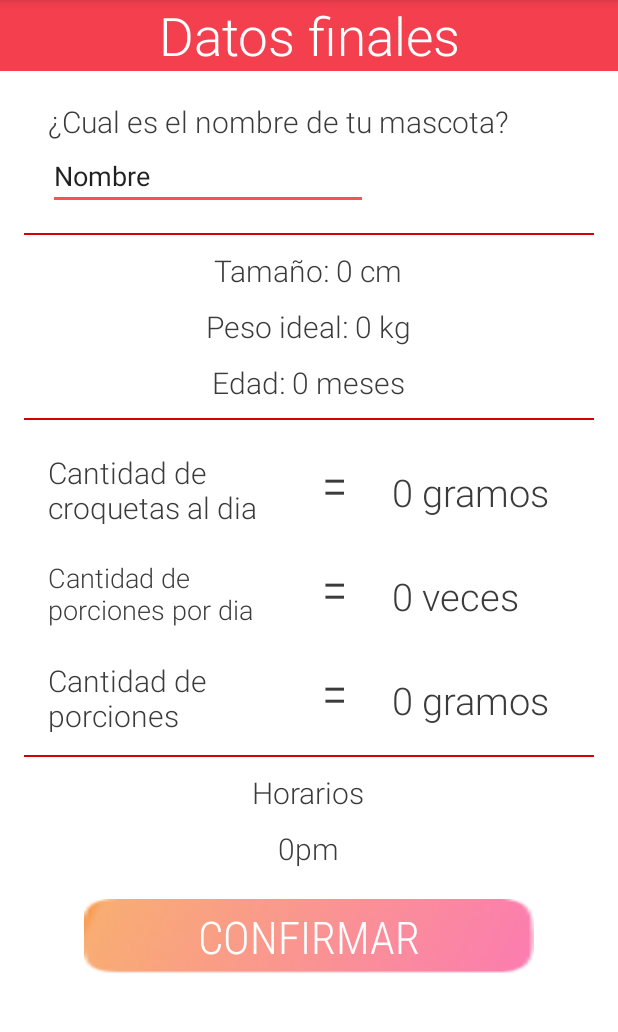
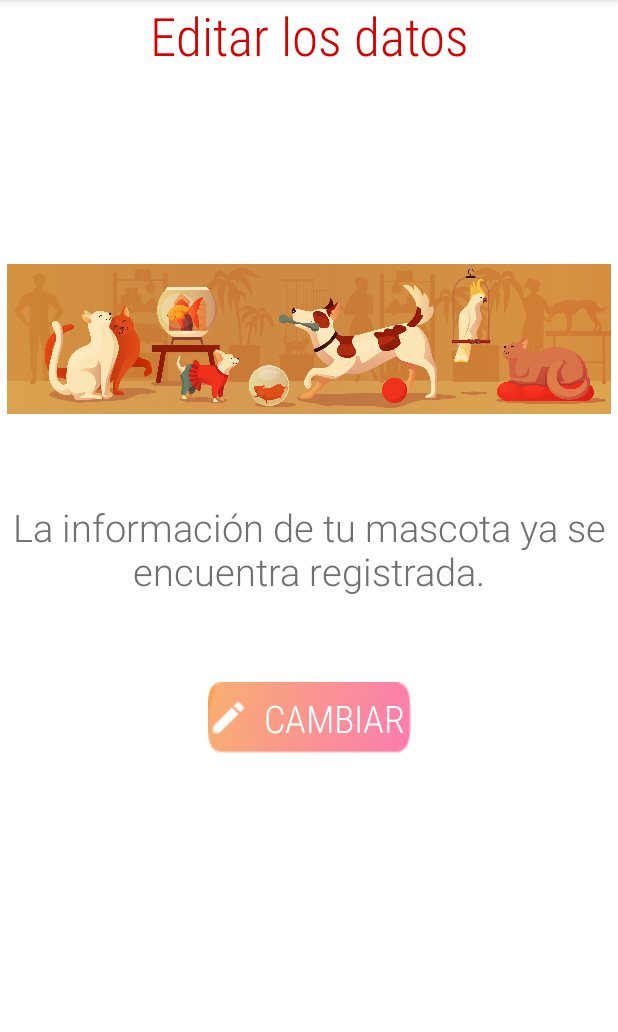
Before and after one commit to NEW10N/MySpender, an Android app: the fragment datosFinalesConfFragment shown on its own in the app's theme, after a tap on "CONFIRMAR", on a phone screen of 412 x 824 dp, the part 84-1116 px from its top. Run offline under Robolectric (Android 15) with nearby library versions, the phone set to English and light mode, and no system bars; 1 statement that could not run was skipped.

Commit message:
Bugs erradicados, home para empezar, bluetooth para cargar,editar configuracion

```diff
--- a/app/src/main/java/com/example/my_spender/SistemaDifusoAdulto.java
+++ b/app/src/main/java/com/example/my_spender/SistemaDifusoAdulto.java
@@ -452,6 +452,5 @@
             transaction.replace(R.id.conAdulto, fragment);
             transaction.commit();
         }
-
     }
 }
--- a/app/src/main/java/com/example/my_spender/ui/configuraciones/CantidadDespuesFragment.java
+++ b/app/src/main/java/com/example/my_spender/ui/configuraciones/CantidadDespuesFragment.java
@@ -6,7 +6,6 @@
 import android.view.ViewGroup;
 import android.widget.Button;
 import android.widget.TextView;
-import android.widget.Toast;
 
 import androidx.annotation.NonNull;
 import androidx.annotation.Nullable;
@@ -71,7 +70,7 @@
                 //Toast.makeText(getActivity(),"Going to Fragment")
                 btn.setY(-150);
                 //((ViewGroup)shora.getParent()).removeView(shora);
-                datosFinalesConfActivity fragment = new datosFinalesConfActivity();
+                datosFinalesConfFragment fragment = new datosFinalesConfFragment();
 
                 //Se crea un paquete donde se almacena el dato de croquetas
                 Bundle info = new Bundle();
@@ -94,6 +93,7 @@
                 transaction.commit();
                 //getActivity().getSupportFragmentManager().beginTransaction().replace(R.id.Cantidadtt, fragment).commit();
                 //getActivity().getSupportFragmentManager().beginTransaction()
+                btn.setVisibility(View.GONE);
             }
         });
     }
--- a/app/src/main/java/com/example/my_spender/ui/configuraciones/CantidadttFragment.java
+++ b/app/src/main/java/com/example/my_spender/ui/configuraciones/CantidadttFragment.java
@@ -71,6 +71,7 @@
                 FragmentTransaction transaction = getActivity().getSupportFragmentManager().beginTransaction();
                 transaction.replace(R.id.Cantidadtt, fragment);
                 transaction.commit();
+                shora.setVisibility(View.GONE);
             }
         });
         return view;
--- /dev/null
+++ b/app/src/main/java/com/example/my_spender/ui/configuraciones/EditarConfiguracionFragment.java
@@ -0,0 +1,43 @@
+package com.example.my_spender.ui.configuraciones;
+
+import android.os.Bundle;
+
+import androidx.annotation.NonNull;
+import androidx.annotation.Nullable;
+import androidx.fragment.app.Fragment;
+import androidx.fragment.app.FragmentTransaction;
+import androidx.navigation.Navigation;
+
+import android.view.LayoutInflater;
+import android.view.View;
+import android.view.ViewGroup;
+import android.widget.Button;
+import android.widget.Toast;
+
+import com.example.my_spender.R;
+
+public class EditarConfiguracionFragment extends Fragment {
+    private Button btnEditar;
+
+    public View onCreateView(@NonNull LayoutInflater inflater,
+                             ViewGroup container, Bundle savedInstanceState) {
+        View root = inflater.inflate(R.layout.fragment_editar_configuracion, container, false);
+        return root;
+    }
+    @Override
+    public void onViewCreated(@NonNull View view, @Nullable Bundle savedInstanceState) {
+        super.onViewCreated(view, savedInstanceState);
+        btnEditar = (Button) view.findViewById(R.id.btnEditar);
+
+        btnEditar.setOnClickListener(new View.OnClickListener() {
+            @Override
+            public void onClick(View v) {
+                ConfiguracionesFragment fragment = new ConfiguracionesFragment();
+                FragmentTransaction transaction = getActivity().getSupportFragmentManager().beginTransaction();
+                transaction.replace(R.id.contEditarConfig, fragment);
+                transaction.commit();
+                btnEditar.setVisibility(View.GONE);
+            }
+        });
+    }
+}
--- a/app/src/main/java/com/example/my_spender/ui/configuraciones/HoraFragment.java
+++ b/app/src/main/java/com/example/my_spender/ui/configuraciones/HoraFragment.java
@@ -191,6 +191,7 @@
                 }else{
                     Toast.makeText(getContext(), "Escoja alguna hora", Toast.LENGTH_SHORT).show();
                 }
+                ctd.setVisibility(View.GONE);
                 //HoraFragment fragment = new HoraFragment();
                 //getActivity().getSupportFragmentManager().beginTransaction().replace(R.id.ConfHora, fragment).addToBackStack(null).commit();
             }
@@ -215,5 +216,4 @@
                 break;
         }
     }
-
 }
--- a/app/src/main/java/com/example/my_spender/ui/configuraciones/datosFinalesConfActivity.java
+++ b/app/src/main/java/com/example/my_spender/ui/configuraciones/datosFinalesConfFragment.java
@@ -5,6 +5,7 @@
 import androidx.annotation.NonNull;
 import androidx.annotation.Nullable;
 import androidx.fragment.app.Fragment;
+import androidx.fragment.app.FragmentTransaction;
 
 import android.view.LayoutInflater;
 import android.view.View;
@@ -17,7 +18,7 @@
 import com.example.my_spender.R;
 
 
-public class datosFinalesConfActivity extends Fragment {
+public class datosFinalesConfFragment extends Fragment {
 
     private Button btn;
     private TextView infoTamaño, infoPesoIdeal, infoAdditional, infoCantidadCroquetas, infoCantidadDias, infoCantidadPorciones,horarios;
@@ -118,8 +119,11 @@
         btn.setOnClickListener(new View.OnClickListener() {
             @Override
             public void onClick(View v) {
-                String nameDog = name.getText().toString();
-                Toast.makeText(getContext(), nameDog, Toast.LENGTH_SHORT).show();
+                EditarConfiguracionFragment fragment = new EditarConfiguracionFragment();
+                FragmentTransaction transaction = getActivity().getSupportFragmentManager().beginTransaction();
+                transaction.replace(R.id.DatosFinalesConfg, fragment);
+                transaction.commit();
+                btn.setVisibility(View.GONE);
             }
         });
     }
--- a/app/src/main/res/layout/fragment_configuraciones.xml
+++ b/app/src/main/res/layout/fragment_configuraciones.xml
@@ -3,7 +3,9 @@
     xmlns:app="http://schemas.android.com/apk/res-auto"
     xmlns:tools="http://schemas.android.com/tools"
     android:layout_width="match_parent"
-    android:layout_height="match_parent">
+    android:layout_height="match_parent"
+    android:id="@+id/contConfiguracion"
+    android:background="@color/colorWhite">
 
     <androidx.viewpager.widget.ViewPager
         android:id="@+id/mViewPager"
--- /dev/null
+++ b/app/src/main/res/layout/fragment_editar_configuracion.xml
@@ -0,0 +1,65 @@
+<?xml version="1.0" encoding="utf-8"?>
+<androidx.constraintlayout.widget.ConstraintLayout xmlns:android="http://schemas.android.com/apk/res/android"
+    xmlns:app="http://schemas.android.com/apk/res-auto"
+    xmlns:tools="http://schemas.android.com/tools"
+    android:layout_width="match_parent"
+    android:layout_height="match_parent"
+    android:id="@+id/contEditarConfig"
+    android:background="@color/colorWhite">
+
+    <TextView
+        android:id="@+id/my_toolbar"
+        android:layout_width="match_parent"
+        android:layout_height="70dp"
+        android:text="Editar los datos"
+        android:textAlignment="center"
+        android:textColor="@color/colorPrimaryDark"
+        android:textSize="35dp"
+        app:fontFamily="sans-serif-condensed-light"
+        app:layout_constraintEnd_toEndOf="parent"
+        app:layout_constraintStart_toStartOf="parent"
+        app:layout_constraintTop_toTopOf="parent" />
+
+    <ImageView
+        android:id="@+id/imagenPerro"
+        android:layout_width="wrap_content"
+        android:layout_height="120dp"
+        android:layout_marginTop="96dp"
+        app:layout_constraintEnd_toEndOf="parent"
+        app:layout_constraintHorizontal_bias="0.0"
+        app:layout_constraintStart_toStartOf="parent"
+        app:layout_constraintTop_toBottomOf="@+id/my_toolbar"
+        app:srcCompat="@drawable/petshappy" />
+
+    <TextView
+        android:id="@+id/ConfiguracionLista"
+        android:layout_width="wrap_content"
+        android:layout_height="wrap_content"
+        android:layout_marginTop="48dp"
+        android:text="La información de tu mascota ya se encuentra registrada."
+        android:textAlignment="center"
+        android:textColor="@color/colorGray"
+        android:textSize="25dp"
+        app:fontFamily="sans-serif-light"
+        app:layout_constraintEnd_toEndOf="parent"
+        app:layout_constraintHorizontal_bias="0.0"
+        app:layout_constraintStart_toStartOf="parent"
+        app:layout_constraintTop_toBottomOf="@+id/imagenPerro" />
+
+    <Button
+        android:id="@+id/btnEditar"
+        android:layout_width="wrap_content"
+        android:layout_height="wrap_content"
+        android:background="@drawable/buttonrec"
+        android:drawableLeft="@drawable/ic_mode_edit"
+        android:drawablePadding="5dp"
+        android:fontFamily="sans-serif-condensed-light"
+        android:text="Cambiar"
+        android:textColor="@color/colorWhite"
+        android:textSize="25dp"
+        app:layout_constraintBottom_toBottomOf="parent"
+        app:layout_constraintEnd_toEndOf="parent"
+        app:layout_constraintStart_toStartOf="parent"
+        app:layout_constraintTop_toBottomOf="@+id/ConfiguracionLista"
+        app:layout_constraintVertical_bias="0.175" />
+</androidx.constraintlayout.widget.ConstraintLayout>
```
Also changed, not shown: app/src/main/java/com/example/my_spender/ui/home/HomeFragment.java (+4 -3 lines), app/src/main/res/layout/fragment_perfilvacio.xml (added, +50 -0 lines), app/src/main/res/drawable/drawable-mdpi/ic_mode_edit.png (added), app/src/main/res/drawable/drawable-xhdpi/ic_mode_edit.png (added), app/src/main/res/drawable/drawable-xxhdpi/ic_mode_edit.png (added), app/src/main/res/drawable/drawable-xxxhdpi/ic_mode_edit.png (added), app/src/main/res/drawable/ic_mode_edit.png (added), app/src/main/res/drawable/petshappy.png (added).
